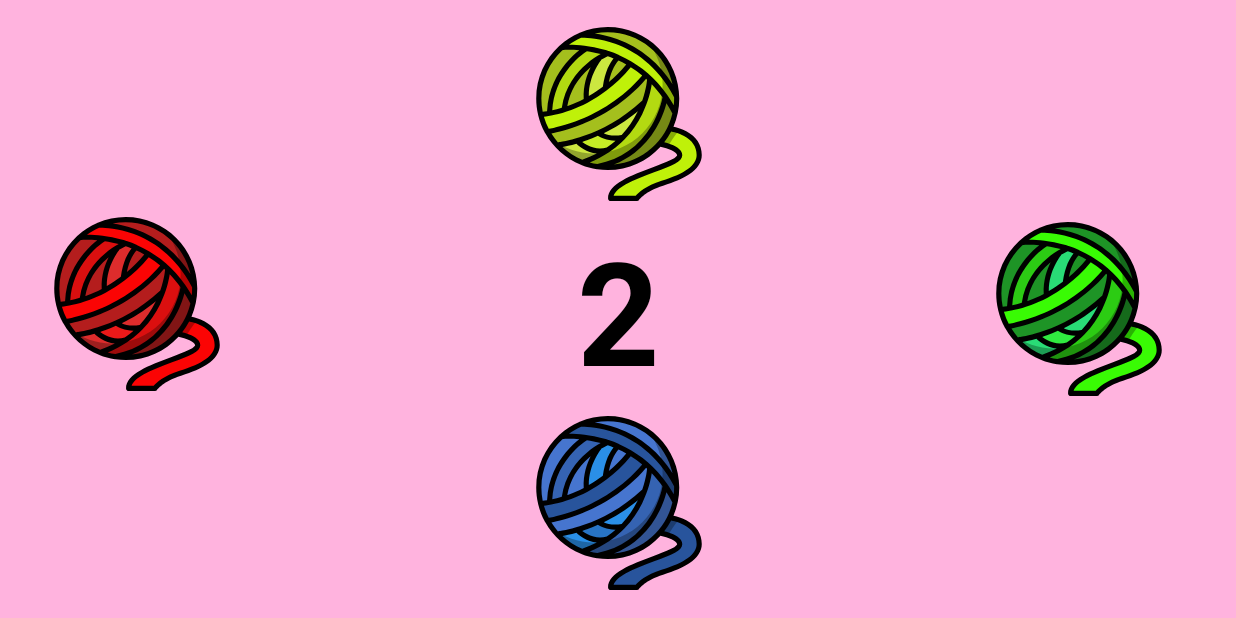
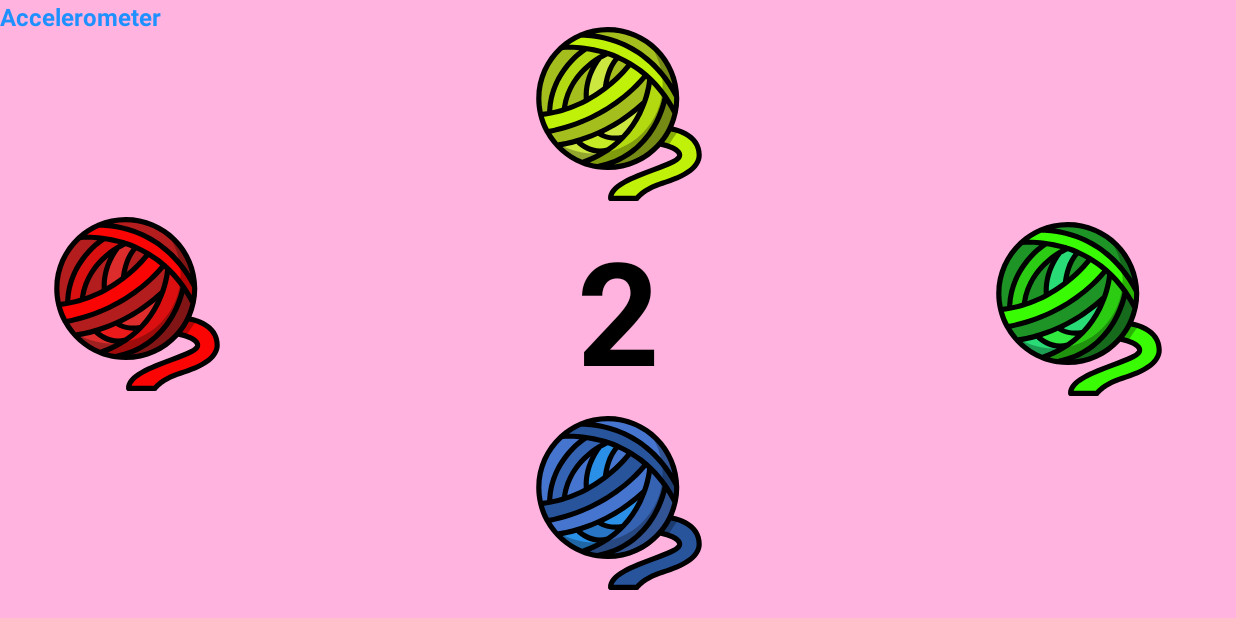
Before and after one commit to Roisin-M/MADFinalproject_Prototype1, an Android app: the GamePlay screen opened directly, with no data from a screen before it, on a phone screen of 824 x 412 dp (held sideways). Run offline under Robolectric (Android 15) with nearby library versions, the phone set to English and light mode, and no system bars.

Commit message:
testing tilting of the accelerometer

```diff
--- a/app/src/main/java/com/example/finalproject_prototype1/GamePlay.java
+++ b/app/src/main/java/com/example/finalproject_prototype1/GamePlay.java
@@ -1,6 +1,10 @@
 package com.example.finalproject_prototype1;
 
 import android.content.Intent;
+import android.hardware.Sensor;
+import android.hardware.SensorEvent;
+import android.hardware.SensorEventListener;
+import android.hardware.SensorManager;
 import android.os.Bundle;
 import android.os.Handler;
 import android.view.View;
@@ -32,11 +36,25 @@ public class GamePlay extends AppCompatActivity {
     private int score = 0; // Track the score
     private int sequenceLength = 4; // level 1 is 4 colours
 
+    //testing accelerometer
+    private TextView tvAccelerometer;
+    // Fields for the accelerometer
+    private SensorManager sensorManager;
+    private Sensor sensorAccelerometer;
+    private SensorEventListener sensorEventListenerAcc;
+
     @Override
     protected void onCreate(Bundle savedInstanceState) {
         super.onCreate(savedInstanceState);
         EdgeToEdge.enable(this);
         setContentView(R.layout.activity_game_play);
+
+        //initialise sensor manager
+        //testing accelerometer
+        tvAccelerometer = findViewById(R.id._tv_test_Acc);
+        // Initialize SensorManager and Accelerometer
+        sensorManager = (SensorManager) getSystemService(SENSOR_SERVICE);
+        sensorAccelerometer = sensorManager.getDefaultSensor(Sensor.TYPE_ACCELEROMETER);
 
         // Initialise buttons and TextView
         yellowWool = findViewById(R.id.IV_yellowWool);
@@ -57,7 +75,76 @@ public class GamePlay extends AppCompatActivity {
             generateRandomSequence(4);
             displaySequence(this::enableUserInput);
         });
+
+        //Accelerometer listener
+        if (sensorAccelerometer != null) {
+            sensorEventListenerAcc = new SensorEventListener() {
+                @Override
+                public void onSensorChanged(SensorEvent event) {
+                    float x = event.values[0];
+                    float y = event.values[1];
+                    float z = event.values[2];
+                    tvAccelerometer.setText(String.format("x: %.2f, y: %.2f, z: %.2f", x, y, z));
+
+                    //testing
+                    //neutral =x: 9.60, y: -0.54, z: 0.79
+                    //Forward =x: 1.52, y: -0.16, z: 9.34
+                    //Backward =x: 3.38, y: -0.38, z:9.64
+                    //left = x: 9.76, y: -0.65, z: 0.82
+                    //right =x: 9.78, y: 0.16, z: 0.85
+
+                    // Example logic for tilt direction
+                    if(z>8){
+                        if (x<2.5) {
+                            // Phone tilted forward
+                            handleTilt("forward");
+                        } else if (x > 2.5 && x<8) {
+                            // Phone tilted backward
+                            handleTilt("backward");
+                        }
+                    }
+                    else{
+                        if (y>0) {
+                            // Phone tilted right
+                            handleTilt("right");
+                        } else if (y<0) {
+                            // Phone tilted left
+                            handleTilt("left");
+                        }
+                    }
+                }
+
+                @Override
+                public void onAccuracyChanged(Sensor sensor, int accuracy) {
+                    // Handle accuracy changes if needed
+                }
+            };
+        } else {
+            Toast.makeText(this, "Accelerometer not available!", Toast.LENGTH_SHORT).show();
+        }
     }
+    // Handle phone tilt
+    private void handleTilt(String direction) {
+        Toast.makeText(this, "Tilt: " + direction, Toast.LENGTH_SHORT).show();
+    }
+
+    // Register and unregister the listener to save battery
+    @Override
+    protected void onResume() {
+        super.onResume();
+        if (sensorAccelerometer != null) {
+            sensorManager.registerListener(sensorEventListenerAcc, sensorAccelerometer, SensorManager.SENSOR_DELAY_NORMAL);
+        }
+    }
+
+    @Override
+    protected void onPause() {
+        super.onPause();
+        if (sensorAccelerometer != null) {
+            sensorManager.unregisterListener(sensorEventListenerAcc);
+        }
+    }
+
     // Display a countdown before the game starts
     private void displayCountDown(Runnable onComplete) {
         int countdownDuration = 4000; // Total countdown duration
--- a/app/src/main/res/layout/activity_game_play.xml
+++ b/app/src/main/res/layout/activity_game_play.xml
@@ -83,4 +83,15 @@
         app:layout_constraintEnd_toEndOf="parent"
         app:layout_constraintStart_toStartOf="parent"
         app:layout_constraintTop_toTopOf="parent" />
+
+    <TextView
+        android:id="@+id/_tv_test_Acc"
+        android:layout_width="wrap_content"
+        android:layout_height="wrap_content"
+        android:text="Accelerometer"
+        android:textColor="@color/blue"
+        android:textSize="16sp"
+        android:textStyle="bold"
+        tools:layout_editor_absoluteX="609dp"
+        tools:layout_editor_absoluteY="86dp" />
 </androidx.constraintlayout.widget.ConstraintLayout>
```
